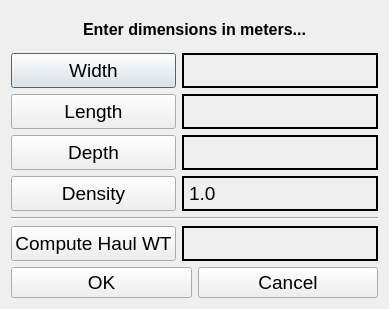
Above: ui/BinDialog.ui from guyuhong/CLAMS before the change. Below: the same form after it.
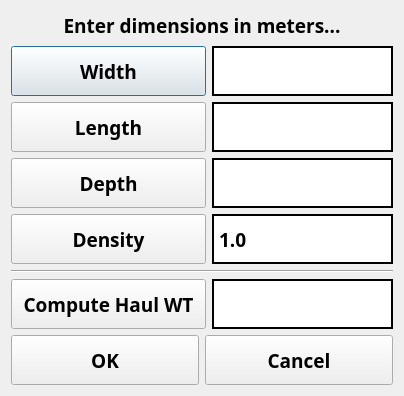
That is the form after the change.

```diff
--- a/ui/BinDialog.ui
+++ b/ui/BinDialog.ui
@@ -6,8 +6,8 @@
    <rect>
     <x>0</x>
     <y>0</y>
-    <width>389</width>
-    <height>309</height>
+    <width>404</width>
+    <height>396</height>
    </rect>
   </property>
   <property name="windowTitle">
@@ -18,7 +18,8 @@
     <widget class="QLabel" name="label">
      <property name="font">
       <font>
-       <pointsize>12</pointsize>
+       <family>Arial Black</family>
+       <pointsize>14</pointsize>
        <weight>75</weight>
        <bold>true</bold>
       </font>
@@ -37,13 +38,16 @@
       <widget class="QPushButton" name="widthBtn">
        <property name="minimumSize">
         <size>
-         <width>165</width>
-         <height>35</height>
+         <width>195</width>
+         <height>50</height>
         </size>
        </property>
        <property name="font">
         <font>
+         <family>Arial Black</family>
          <pointsize>14</pointsize>
+         <weight>75</weight>
+         <bold>true</bold>
         </font>
        </property>
        <property name="text">
@@ -53,13 +57,27 @@
      </item>
      <item row="0" column="1">
       <widget class="QLabel" name="widthLabel">
+       <property name="minimumSize">
+        <size>
+         <width>0</width>
+         <height>50</height>
+        </size>
+       </property>
        <property name="font">
         <font>
+         <family>Arial Black</family>
          <pointsize>14</pointsize>
+         <weight>75</weight>
+         <bold>true</bold>
         </font>
        </property>
        <property name="autoFillBackground">
-        <bool>true</bool>
+        <bool>false</bool>
+       </property>
+       <property name="styleSheet">
+        <string notr="true">QWidget {
+    background-color: white;
+}</string>
        </property>
        <property name="frameShape">
         <enum>QFrame::Box</enum>
@@ -76,13 +94,16 @@
       <widget class="QPushButton" name="lengthBtn">
        <property name="minimumSize">
         <size>
-         <width>165</width>
-         <height>35</height>
+         <width>195</width>
+         <height>50</height>
         </size>
        </property>
        <property name="font">
         <font>
+         <family>Arial Black</family>
          <pointsize>14</pointsize>
+         <weight>75</weight>
+         <bold>true</bold>
         </font>
        </property>
        <property name="text">
@@ -92,13 +113,27 @@
      </item>
      <item row="1" column="1">
       <widget class="QLabel" name="lengthLabel">
+       <property name="minimumSize">
+        <size>
+         <width>0</width>
+         <height>50</height>
+        </size>
+       </property>
        <property name="font">
         <font>
+         <family>Arial Black</family>
          <pointsize>14</pointsize>
+         <weight>75</weight>
+         <bold>true</bold>
         </font>
        </property>
        <property name="autoFillBackground">
-        <bool>true</bool>
+        <bool>false</bool>
+       </property>
+       <property name="styleSheet">
+        <string notr="true">QWidget {
+    background-color: white;
+}</string>
        </property>
        <property name="frameShape">
         <enum>QFrame::Box</enum>
@@ -115,13 +150,16 @@
       <widget class="QPushButton" name="depthBtn">
        <property name="minimumSize">
         <size>
-         <width>165</width>
-         <height>35</height>
+         <width>195</width>
+         <height>50</height>
         </size>
        </property>
        <property name="font">
         <font>
+         <family>Arial Black</family>
          <pointsize>14</pointsize>
+         <weight>75</weight>
+         <bold>true</bold>
         </font>
        </property>
        <property name="text">
@@ -131,13 +169,27 @@
      </item>
      <item row="2" column="1">
       <widget class="QLabel" name="depthLabel">
+       <property name="minimumSize">
+        <size>
+         <width>0</width>
+         <height>50</height>
+        </size>
+       </property>
        <property name="font">
         <font>
+         <family>Arial Black</family>
          <pointsize>14</pointsize>
+         <weight>75</weight>
+         <bold>true</bold>
         </font>
        </property>
        <property name="autoFillBackground">
-        <bool>true</bool>
+        <bool>false</bool>
+       </property>
+       <property name="styleSheet">
+        <string notr="true">QWidget {
+    background-color: white;
+}</string>
        </property>
        <property name="frameShape">
         <enum>QFrame::Box</enum>
@@ -154,13 +206,16 @@
       <widget class="QPushButton" name="densityBtn">
        <property name="minimumSize">
         <size>
-         <width>165</width>
-         <height>35</height>
+         <width>195</width>
+         <height>50</height>
         </size>
        </property>
        <property name="font">
         <font>
+         <family>Arial Black</family>
          <pointsize>14</pointsize>
+         <weight>75</weight>
+         <bold>true</bold>
         </font>
        </property>
        <property name="text">
@@ -170,13 +225,27 @@
      </item>
      <item row="3" column="1">
       <widget class="QLabel" name="densityLabel">
+       <property name="minimumSize">
+        <size>
+         <width>0</width>
+         <height>50</height>
+        </size>
+       </property>
        <property name="font">
         <font>
+         <family>Arial Black</family>
          <pointsize>14</pointsize>
+         <weight>75</weight>
+         <bold>true</bold>
         </font>
        </property>
        <property name="autoFillBackground">
-        <bool>true</bool>
+        <bool>false</bool>
+       </property>
+       <property name="styleSheet">
+        <string notr="true">QWidget {
+    background-color: white;
+}</string>
        </property>
        <property name="frameShape">
         <enum>QFrame::Box</enum>
@@ -204,13 +273,16 @@
       <widget class="QPushButton" name="compBtn">
        <property name="minimumSize">
         <size>
-         <width>165</width>
-         <height>35</height>
+         <width>195</width>
+         <height>50</height>
         </size>
        </property>
        <property name="font">
         <font>
+         <family>Arial Black</family>
          <pointsize>14</pointsize>
+         <weight>75</weight>
+         <bold>true</bold>
         </font>
        </property>
        <property name="text">
@@ -220,13 +292,27 @@
      </item>
      <item row="0" column="1">
       <widget class="QLabel" name="haulWtLabel">
+       <property name="minimumSize">
+        <size>
+         <width>0</width>
+         <height>50</height>
+        </size>
+       </property>
        <property name="font">
         <font>
+         <family>Arial Black</family>
          <pointsize>20</pointsize>
+         <weight>75</weight>
+         <bold>true</bold>
         </font>
        </property>
        <property name="autoFillBackground">
-        <bool>true</bool>
+        <bool>false</bool>
+       </property>
+       <property name="styleSheet">
+        <string notr="true">QWidget {
+    background-color: white;
+}</string>
        </property>
        <property name="frameShape">
         <enum>QFrame::Box</enum>
@@ -245,9 +331,18 @@
     <layout class="QHBoxLayout" name="horizontalLayout">
      <item>
       <widget class="QPushButton" name="okBtn">
+       <property name="minimumSize">
+        <size>
+         <width>0</width>
+         <height>50</height>
+        </size>
+       </property>
        <property name="font">
         <font>
+         <family>Arial Black</family>
          <pointsize>14</pointsize>
+         <weight>75</weight>
+         <bold>true</bold>
         </font>
        </property>
        <property name="text">
@@ -257,9 +352,18 @@
      </item>
      <item>
       <widget class="QPushButton" name="cancelBtn">
+       <property name="minimumSize">
+        <size>
+         <width>0</width>
+         <height>50</height>
+        </size>
+       </property>
        <property name="font">
         <font>
+         <family>Arial Black</family>
          <pointsize>14</pointsize>
+         <weight>75</weight>
+         <bold>true</bold>
         </font>
        </property>
        <property name="text">
```
